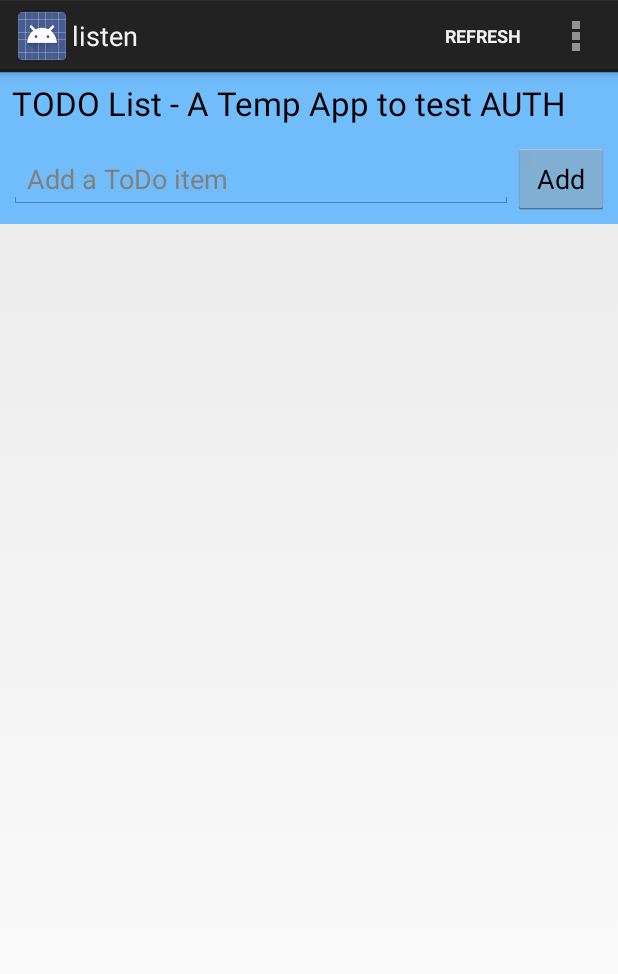
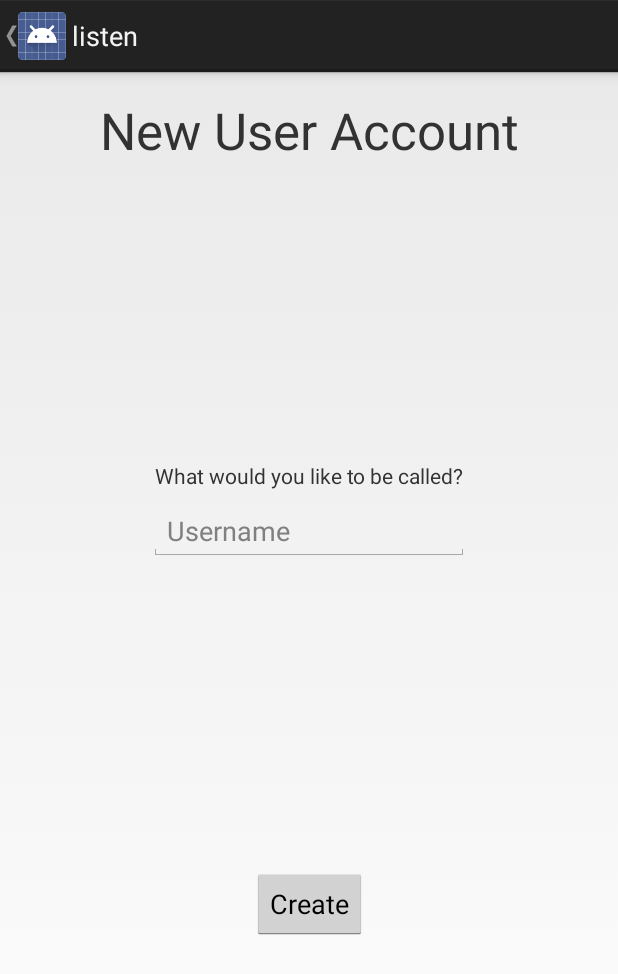
Before and after one commit to skoliver89/listen, an Android app: the screen it shows after launch (MainActivity before the commit, NewUserActivity after it), in the options menu, after a tap on "Account", on a phone screen of 412 x 824 dp. Shown: the top 974 px of the screen. Run offline under Robolectric (Android 15) with nearby library versions, the phone set to English and light mode, and no system bars; libraries missing offline, so code that uses them is left out: com.microsoft.windowsazure, com.squareup.okhttp; 10 statements that could not run were skipped.

Commit message:
Add the Account Activity, currently a temp spot to create new account details

```diff
--- a/listen_Android/listen/app/build.gradle
+++ b/listen_Android/listen/app/build.gradle
@@ -36,4 +36,5 @@ dependencies {
     compile 'com.microsoft.azure:azure-mobile-android:3.2.0@aar'
     compile 'com.microsoft.azure:azure-notifications-handler:1.0.1@jar'
     compile 'com.android.support:customtabs:27.1.0'
+    implementation 'com.android.support:design:27.1.0'
 }
--- a/listen_Android/listen/app/src/main/java/com/example/listen/MainActivity.java
+++ b/listen_Android/listen/app/src/main/java/com/example/listen/MainActivity.java
@@ -1,24 +1,20 @@
 package com.example.listen;
-
 
 import java.net.MalformedURLException;
 import java.util.HashMap;
 import java.util.List;
 import java.util.Map;
-import java.util.concurrent.atomic.AtomicBoolean;
 import java.util.concurrent.ExecutionException;
 import java.util.concurrent.TimeUnit;
 
+import android.annotation.SuppressLint;
 import android.app.Activity;
 import android.app.AlertDialog;
-import android.content.Context;
 import android.content.Intent;
-import android.content.SharedPreferences;
-import android.content.SharedPreferences.Editor;
 import android.os.AsyncTask;
 import android.os.Build;
 import android.os.Bundle;
-import android.support.v7.app.AppCompatActivity;
+import android.support.annotation.NonNull;
 import android.view.Menu;
 import android.view.MenuItem;
 import android.view.View;
@@ -33,14 +29,12 @@ import com.google.common.util.concurrent.SettableFuture;
 
 import com.microsoft.windowsazure.mobileservices.MobileServiceActivityResult;
 import com.microsoft.windowsazure.mobileservices.authentication.MobileServiceAuthenticationProvider;
-import com.microsoft.windowsazure.mobileservices.authentication.MobileServiceUser;
 import com.microsoft.windowsazure.mobileservices.MobileServiceClient;
 import com.microsoft.windowsazure.mobileservices.http.NextServiceFilterCallback;
 import com.microsoft.windowsazure.mobileservices.http.OkHttpClientFactory;
 import com.microsoft.windowsazure.mobileservices.http.ServiceFilter;
 import com.microsoft.windowsazure.mobileservices.http.ServiceFilterRequest;
 import com.microsoft.windowsazure.mobileservices.http.ServiceFilterResponse;
-import com.microsoft.windowsazure.mobileservices.table.MobileServiceTable;
 import com.microsoft.windowsazure.mobileservices.table.query.Query;
 import com.microsoft.windowsazure.mobileservices.table.query.QueryOperations;
 import com.microsoft.windowsazure.mobileservices.table.sync.MobileServiceSyncContext;
@@ -64,12 +58,7 @@ public class MainActivity extends Activity {
     private MobileServiceClient mClient;
 
     /**
-     * Mobile Service Table used to access data
-     */
-    //private MobileServiceTable<ToDoItem> mToDoTable;
-
-    //Offline Sync
-    /**
+     * Offline Sync
      * Mobile Service Table used to access and Sync data
      */
     private MobileServiceSyncTable<ToDoItem> mToDoTable;
@@ -89,6 +78,9 @@ public class MainActivity extends Activity {
      */
     private ProgressBar mProgressBar;
 
+    /**
+     * Authenticate the user using Google
+     */
     private void authenticate() {
         // Login using the Google provider.
         mClient.login(MobileServiceAuthenticationProvider.Google, "listen",
@@ -122,9 +114,12 @@ public class MainActivity extends Activity {
     @Override
     public void onCreate(Bundle savedInstanceState) {
         super.onCreate(savedInstanceState);
+
+
+       //Load the main activity of the app
         setContentView(R.layout.activity_to_do);
 
-        mProgressBar = (ProgressBar) findViewById(R.id.loadingProgressBar);
+        mProgressBar = findViewById(R.id.loadingProgressBar);
 
         // Initialize the progress bar
         mProgressBar.setVisibility(ProgressBar.GONE);
@@ -147,15 +142,16 @@ public class MainActivity extends Activity {
                     return client;
                 }
             });
+            //Authenticate the User
             authenticate();
             //Init local storage
             initLocalStore().get();
 
         } catch (MalformedURLException e) {
             createAndShowDialog(new Exception("There was an error creating the Mobile Service. " +
-                    "Verify the URL"), "Error");
+                    "Verify the URL"));
         } catch (Exception e){
-            createAndShowDialog(e, "Error");
+            createAndShowDialog(e);
         }
     }
 
@@ -166,11 +162,11 @@ public class MainActivity extends Activity {
         // Offline Sync
         mToDoTable = mClient.getSyncTable("ToDoItem", ToDoItem.class);
 
-        mTextNewToDo = (EditText) findViewById(R.id.textNewToDo);
+        mTextNewToDo = findViewById(R.id.textNewToDo);
 
         // Create an adapter to bind the items with the view
         mAdapter = new ToDoItemAdapter(this, R.layout.row_list_to_do);
-        ListView listViewToDo = (ListView) findViewById(R.id.listViewToDo);
+        ListView listViewToDo = findViewById(R.id.listViewToDo);
         listViewToDo.setAdapter(mAdapter);
 
         // Load the items from the Mobile Service
@@ -196,7 +192,8 @@ public class MainActivity extends Activity {
                 refreshItemsFromTable();
                 return true;
             case R.id.menu_account:
-
+                Intent launchNewUserIntent = new Intent(this, NewUserActivity.class);
+                startActivityForResult(launchNewUserIntent, 0);
                 return true;
             default:
                 return super.onOptionsItemSelected(item);
@@ -217,7 +214,7 @@ public class MainActivity extends Activity {
         // Set the item as completed and update it in the table
         item.setComplete(true);
 
-        AsyncTask<Void, Void, Void> task = new AsyncTask<Void, Void, Void>(){
+        @SuppressLint("StaticFieldLeak") AsyncTask<Void, Void, Void> task = new  AsyncTask<Void, Void, Void>(){
             @Override
             protected Void doInBackground(Void... params) {
                 try {
@@ -232,7 +229,7 @@ public class MainActivity extends Activity {
                         }
                     });
                 } catch (final Exception e) {
-                    createAndShowDialogFromTask(e, "Error");
+                    createAndShowDialogFromTask(e);
                 }
 
                 return null;
@@ -271,7 +268,7 @@ public class MainActivity extends Activity {
         item.setComplete(false);
 
         // Insert the new item
-        AsyncTask<Void, Void, Void> task = new AsyncTask<Void, Void, Void>(){
+        @SuppressLint("StaticFieldLeak") AsyncTask<Void, Void, Void> task = new AsyncTask<Void, Void, Void>(){
             @Override
             protected Void doInBackground(Void... params) {
                 try {
@@ -286,7 +283,7 @@ public class MainActivity extends Activity {
                         }
                     });
                 } catch (final Exception e) {
-                    createAndShowDialogFromTask(e, "Error");
+                    createAndShowDialogFromTask(e);
                 }
                 return null;
             }
@@ -316,7 +313,7 @@ public class MainActivity extends Activity {
         // Get the items that weren't marked as completed and add them in the
         // adapter
 
-        AsyncTask<Void, Void, Void> task = new AsyncTask<Void, Void, Void>(){
+        @SuppressLint("StaticFieldLeak") AsyncTask<Void, Void, Void> task = new AsyncTask<Void, Void, Void>(){
             @Override
             protected Void doInBackground(Void... params) {
 
@@ -337,7 +334,7 @@ public class MainActivity extends Activity {
                         }
                     });
                 } catch (final Exception e){
-                    createAndShowDialogFromTask(e, "Error");
+                    createAndShowDialogFromTask(e);
                 }
 
                 return null;
@@ -348,16 +345,7 @@ public class MainActivity extends Activity {
     }
 
     /**
-     * Refresh the list with the items in the Mobile Service Table
-     */
-
-    /*private List<ToDoItem> refreshItemsFromMobileServiceTable() throws ExecutionException, InterruptedException {
-        return mToDoTable.where().field("complete").
-                eq(val(false)).execute().get();
-    }*/
-
-    //Offline Sync
-    /**
+     * Offline Sync
      * Refresh the list with the items in the Mobile Service Sync Table
      */
     private List<ToDoItem> refreshItemsFromMobileServiceTableSyncTable() throws ExecutionException, InterruptedException {
@@ -370,14 +358,14 @@ public class MainActivity extends Activity {
 
     /**
      * Initialize local storage
-     * @return
-     * @throws MobileServiceLocalStoreException
-     * @throws ExecutionException
-     * @throws InterruptedException
+     * @return null
+     * @throws MobileServiceLocalStoreException e
+     * @throws ExecutionException e
+     * @throws InterruptedException e
      */
     private AsyncTask<Void, Void, Void> initLocalStore() throws MobileServiceLocalStoreException, ExecutionException, InterruptedException {
 
-        AsyncTask<Void, Void, Void> task = new AsyncTask<Void, Void, Void>() {
+        @SuppressLint("StaticFieldLeak") AsyncTask<Void, Void, Void> task = new AsyncTask<Void, Void, Void>() {
             @Override
             protected Void doInBackground(Void... params) {
                 try {
@@ -389,7 +377,7 @@ public class MainActivity extends Activity {
 
                     SQLiteLocalStore localStore = new SQLiteLocalStore(mClient.getContext(), "OfflineStore", null, 1);
 
-                    Map<String, ColumnDataType> tableDefinition = new HashMap<String, ColumnDataType>();
+                    Map<String, ColumnDataType> tableDefinition = new HashMap<>();
                     tableDefinition.put("id", ColumnDataType.String);
                     tableDefinition.put("text", ColumnDataType.String);
                     tableDefinition.put("complete", ColumnDataType.Boolean);
@@ -401,7 +389,7 @@ public class MainActivity extends Activity {
                     syncContext.initialize(localStore, handler).get();
 
                 } catch (final Exception e) {
-                    createAndShowDialogFromTask(e, "Error");
+                    createAndShowDialogFromTask(e);
                 }
 
                 return null;
@@ -414,10 +402,10 @@ public class MainActivity extends Activity {
     //Offline Sync
     /**
      * Sync the current context and the Mobile Service Sync Table
-     * @return
+     * @return runAsyncTask(task)
      */
     private AsyncTask<Void, Void, Void> sync() {
-        AsyncTask<Void, Void, Void> task = new AsyncTask<Void, Void, Void>(){
+        @SuppressLint("StaticFieldLeak") AsyncTask<Void, Void, Void> task = new AsyncTask<Void, Void, Void>(){
             @Override
             protected Void doInBackground(Void... params) {
                 try {
@@ -425,7 +413,7 @@ public class MainActivity extends Activity {
                     syncContext.push().get();
                     mToDoTable.pull(null).get();
                 } catch (final Exception e) {
-                    createAndShowDialogFromTask(e, "Error");
+                    createAndShowDialogFromTask(e);
                 }
                 return null;
             }
@@ -435,17 +423,15 @@ public class MainActivity extends Activity {
 
     /**
      * Creates a dialog and shows it
+     *  @param exception
+     *            The exception to show in the dialog
      *
-     * @param exception
-     *            The exception to show in the dialog
-     * @param title
-     *            The dialog title
      */
-    private void createAndShowDialogFromTask(final Exception exception, String title) {
+    private void createAndShowDialogFromTask(final Exception exception) {
         runOnUiThread(new Runnable() {
             @Override
             public void run() {
-                createAndShowDialog(exception, "Error");
+                createAndShowDialog(exception);
             }
         });
     }
@@ -453,18 +439,16 @@ public class MainActivity extends Activity {
 
     /**
      * Creates a dialog and shows it
+     *  @param exception
+     *            The exception to show in the dialog
      *
-     * @param exception
-     *            The exception to show in the dialog
-     * @param title
-     *            The dialog title
      */
-    private void createAndShowDialog(Exception exception, String title) {
+    private void createAndShowDialog(Exception exception) {
         Throwable ex = exception;
         if(exception.getCause() != null){
             ex = exception.getCause();
         }
-        createAndShowDialog(ex.getMessage(), title);
+        createAndShowDialog(ex.getMessage(), "Error");
     }
 
     /**
@@ -485,15 +469,11 @@ public class MainActivity extends Activity {
 
     /**
      * Run an ASync task on the corresponding executor
-     * @param task
-     * @return
+     * @param task to run async
+     * @return task.execute()
      */
     private AsyncTask<Void, Void, Void> runAsyncTask(AsyncTask<Void, Void, Void> task) {
-        if (Build.VERSION.SDK_INT >= Build.VERSION_CODES.HONEYCOMB) {
-            return task.executeOnExecutor(AsyncTask.THREAD_POOL_EXECUTOR);
-        } else {
-            return task.execute();
-        }
+        return task.executeOnExecutor(AsyncTask.THREAD_POOL_EXECUTOR);
     }
 
     private class ProgressFilter implements ServiceFilter {
@@ -516,7 +496,7 @@ public class MainActivity extends Activity {
 
             Futures.addCallback(future, new FutureCallback<ServiceFilterResponse>() {
                 @Override
-                public void onFailure(Throwable e) {
+                public void onFailure(@NonNull Throwable e) {
                     resultFuture.setException(e);
                 }
 
@@ -536,5 +516,6 @@ public class MainActivity extends Activity {
 
             return resultFuture;
         }
+
     }
 }
--- /dev/null
+++ b/listen_Android/listen/app/src/main/java/com/example/listen/NewUserActivity.java
@@ -0,0 +1,14 @@
+package com.example.listen;
+
+import android.app.Activity;
+import android.support.v7.app.AppCompatActivity;
+import android.os.Bundle;
+
+public class NewUserActivity extends Activity {
+
+    @Override
+    protected void onCreate(Bundle savedInstanceState) {
+        super.onCreate(savedInstanceState);
+        setContentView(R.layout.activity_new_user);
+    }
+}
--- /dev/null
+++ b/listen_Android/listen/app/src/main/res/layout/activity_new_user.xml
@@ -0,0 +1,56 @@
+<?xml version="1.0" encoding="utf-8"?>
+<android.support.constraint.ConstraintLayout xmlns:android="http://schemas.android.com/apk/res/android"
+    xmlns:app="http://schemas.android.com/apk/res-auto"
+    xmlns:tools="http://schemas.android.com/tools"
+    android:layout_width="match_parent"
+    android:layout_height="match_parent"
+    tools:context="com.example.listen.NewUserActivity">
+
+    <TextView
+        android:id="@+id/textView"
+        android:layout_width="wrap_content"
+        android:layout_height="wrap_content"
+        android:layout_marginTop="16dp"
+        android:text="@string/AccountForm_title"
+        android:textAppearance="@style/TextAppearance.AppCompat.Display1"
+        app:layout_constraintLeft_toLeftOf="parent"
+        app:layout_constraintRight_toRightOf="parent"
+        app:layout_constraintTop_toTopOf="parent" />
+
+    <Button
+        android:id="@+id/button"
+        android:layout_width="wrap_content"
+        android:layout_height="wrap_content"
+        android:layout_marginTop="8dp"
+        android:text="@string/AccountForm_button"
+        app:layout_constraintBottom_toBottomOf="parent"
+        app:layout_constraintHorizontal_bias="0.5"
+        app:layout_constraintLeft_toLeftOf="parent"
+        app:layout_constraintRight_toRightOf="parent"
+        app:layout_constraintTop_toBottomOf="@+id/editText" />
+
+    <EditText
+        android:id="@+id/editText"
+        android:layout_width="wrap_content"
+        android:layout_height="wrap_content"
+        android:layout_marginTop="28dp"
+        android:ems="10"
+        android:hint="@string/username_helper"
+        android:inputType="textPersonName"
+        app:layout_constraintBottom_toTopOf="@+id/button"
+        app:layout_constraintEnd_toEndOf="parent"
+        app:layout_constraintHorizontal_bias="0.5"
+        app:layout_constraintStart_toStartOf="parent"
+        app:layout_constraintTop_toBottomOf="@+id/textView" />
+
+    <TextView
+        android:id="@+id/textView2"
+        android:layout_width="wrap_content"
+        android:layout_height="wrap_content"
+        android:layout_marginBottom="8dp"
+        android:text="@string/username_question"
+        app:layout_constraintBottom_toTopOf="@+id/editText"
+        app:layout_constraintLeft_toLeftOf="parent"
+        app:layout_constraintRight_toRightOf="parent" />
+
+</android.support.constraint.ConstraintLayout>
--- a/listen_Android/listen/app/src/main/res/values/strings.xml
+++ b/listen_Android/listen/app/src/main/res/values/strings.xml
@@ -9,5 +9,7 @@
     <string name="menu_refresh">Refresh</string>
     <string name="menu_account">Account</string>
     <string name="checkbox_text">Item Text</string>
+    <string name="username_question">What would you like to be called?</string>
+    <string name="AccountForm_button">Create</string>
 
 </resources>
```
Also changed, not shown: listen_Android/listen/app/src/main/AndroidManifest.xml (+6 -4 lines).
